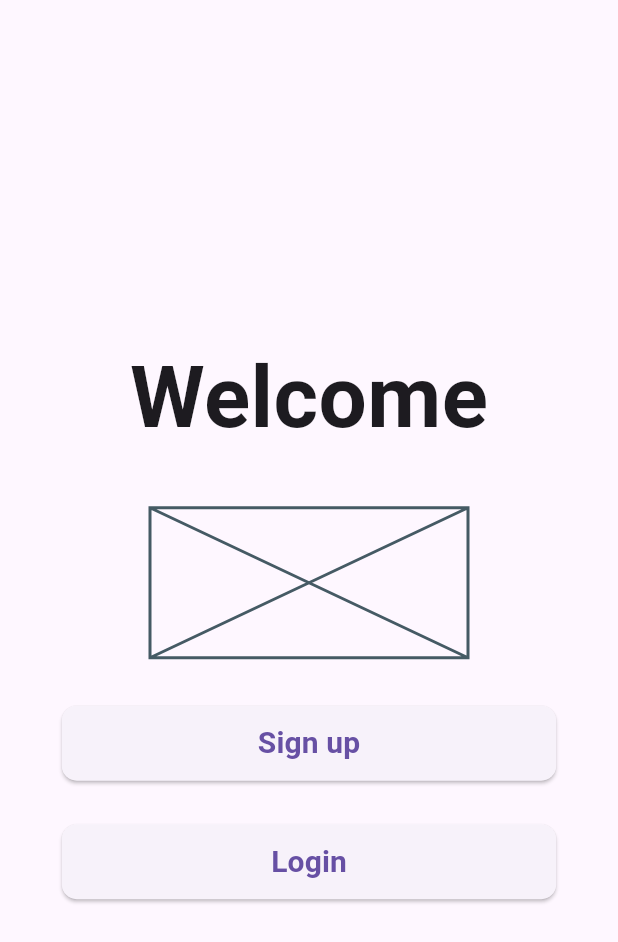
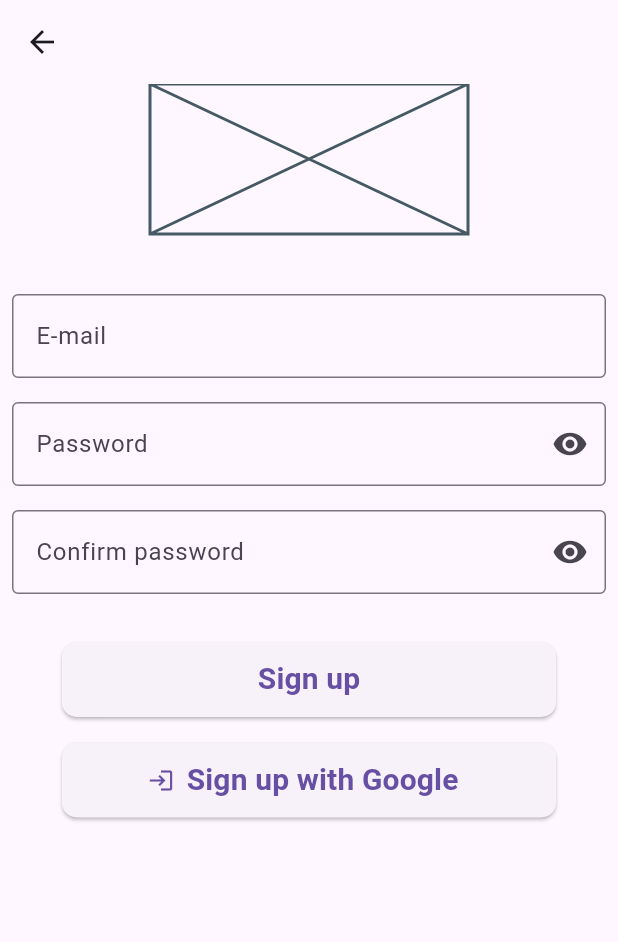
Before and after one commit to MealStock/mealstock, a Flutter app: the screen it shows after launch, after a tap on "Sign up", on a phone screen of 412 x 824 dp. Shown: the top 942 px of the screen. Run offline on Flutter 3.47's test engine with Material 2 defaults, Android fonts, the phone set to English and light mode, and no system bars; our stand-ins replace firebase_analytics, firebase_auth, firebase_core, firebase_crashlytics; accounts and stored records are empty.

Commit message:
email login and signup workin

```diff
--- a/lib/screens/sign_up_screen.dart
+++ b/lib/screens/sign_up_screen.dart
@@ -0,0 +1,152 @@
+import 'package:flutter/material.dart';
+import 'package:meal_stock/services/auth.dart';
+import 'package:meal_stock/widgets/logo_widget.dart';
+import 'package:provider/provider.dart';
+
+class SignUpScreen extends StatefulWidget {
+  const SignUpScreen({super.key});
+
+  @override
+  State<SignUpScreen> createState() => _SignUpScreenState();
+}
+
+class _SignUpScreenState extends State<SignUpScreen> {
+  TextEditingController emailController = TextEditingController();
+  TextEditingController passwordController = TextEditingController();
+  TextEditingController passwordController2 = TextEditingController();
+  bool _isObscure = true;
+  bool _isObscure2 = true;
+
+  @override
+  Widget build(BuildContext context) {
+    double width = MediaQuery.of(context).size.width;
+    final auth = Provider.of<AuthService>(context, listen: false);
+    return Scaffold(
+        appBar: AppBar(automaticallyImplyLeading: true),
+        body: ListView(children: [
+          SingleChildScrollView(
+            child: Column(
+              mainAxisAlignment: MainAxisAlignment.center,
+              children: [
+                const LogoWidget(),
+                const Padding(padding: EdgeInsets.all(16.0)),
+                Padding(
+                  padding: const EdgeInsets.all(8.0),
+                  child: TextField(
+                    controller: emailController,
+                    keyboardType: TextInputType.emailAddress,
+                    decoration: const InputDecoration(
+                      border: OutlineInputBorder(),
+                      labelText: 'E-mail',
+                    ),
+                  ),
+                ),
+                Padding(
+                  padding: const EdgeInsets.all(8.0),
+                  child: TextField(
+                    controller: passwordController,
+                    keyboardType: TextInputType.visiblePassword,
+                    obscureText: _isObscure,
+                    decoration: InputDecoration(
+                      border: const OutlineInputBorder(),
+                      labelText: 'Password',
+                      suffixIcon: IconButton(
+                          onPressed: () {
+                            setState(() {
+                              _isObscure = !_isObscure;
+                            });
+                          },
+                          icon: const Icon(Icons.visibility)),
+                    ),
+                  ),
+                ),
+                Padding(
+                  padding: const EdgeInsets.all(8.0),
+                  child: TextField(
+                    controller: passwordController2,
+                    keyboardType: TextInputType.visiblePassword,
+                    obscureText: _isObscure,
+                    decoration: InputDecoration(
+                      border: const OutlineInputBorder(),
+                      labelText: 'Confirm password',
+                      suffixIcon: IconButton(
+                          onPressed: () {
+                            setState(() {
+                              _isObscure2 = !_isObscure2;
+                            });
+                          },
+                          icon: const Icon(Icons.visibility)),
+                    ),
+                  ),
+                ),
+                const Padding(padding: EdgeInsets.only(top: 24)),
+                ElevatedButton(
+                  onPressed: () {
+                    if (passwordController.text.trim() !=
+                        passwordController2.text.trim()) {
+                      ScaffoldMessenger.of(context).showSnackBar(
+                        const SnackBar(
+                          content: Text("Passwords don't match"),
+                          backgroundColor: Colors.red,
+                        ),
+                      );
+                      return;
+                    }
+                    // if password is too short (<6 characters)
+                    if (passwordController.text.trim().length < 6) {
+                      ScaffoldMessenger.of(context).showSnackBar(
+                        const SnackBar(
+                          content:
+                              Text("Password is too short (min. 6 chars))"),
+                          backgroundColor: Colors.red,
+                        ),
+                      );
+                      return;
+                    }
+
+                    auth
+                        .signUp(emailController.text.trim(),
+                            passwordController.text.trim())
+                        .then((value) {
+                      if (auth.error != null) {
+                        ScaffoldMessenger.of(context).showSnackBar(
+                          SnackBar(
+                            content: Text(auth.error!),
+                            backgroundColor: Colors.red,
+                          ),
+                        );
+                        return;
+                      }
+                      Navigator.pop(context);
+                    });
+                  },
+                  child: Text('Sign up',
+                      style:
+                          TextStyle(fontSize: 20, fontWeight: FontWeight.bold)),
+                  style: ElevatedButton.styleFrom(
+                      shape: RoundedRectangleBorder(
+                        borderRadius: BorderRadius.circular(10.0),
+                      ),
+                      minimumSize: Size(width * 0.8, 50.0)),
+                ),
+                const Padding(padding: EdgeInsets.only(top: 17)),
+                ElevatedButton.icon(
+                  onPressed: () {
+                    //auth.signInWithGoogle();
+                  },
+                  icon: const Icon(Icons.login), // change to google logo TODO
+                  label: Text('Sign up with Google',
+                      style:
+                          TextStyle(fontSize: 20, fontWeight: FontWeight.bold)),
+                  style: ElevatedButton.styleFrom(
+                      shape: RoundedRectangleBorder(
+                        borderRadius: BorderRadius.circular(10.0),
+                      ),
+                      minimumSize: Size(width * 0.8, 50.0)),
+                ),
+              ],
+            ),
+          ),
+        ]));
+  }
+}
--- a/lib/screens/welcome_screen.dart
+++ b/lib/screens/welcome_screen.dart
@@ -1,5 +1,7 @@
 import 'package:flutter/material.dart';
-import 'package:meal_stock/screens/home_screen.dart';
+import 'package:meal_stock/screens/login_screen.dart';
+import 'package:meal_stock/screens/sign_up_screen.dart';
+import 'package:meal_stock/widgets/logo_widget.dart';
 
 class WelcomeScreen extends StatelessWidget {
   const WelcomeScreen({super.key});
@@ -20,12 +22,15 @@ class WelcomeScreen extends StatelessWidget {
               ),
             ),
             const Padding(padding: EdgeInsets.all(16.0)),
-            const Padding(
-                padding: EdgeInsets.symmetric(horizontal: 100.0),
-                child: Placeholder(fallbackHeight: 100.0)), // logo placeholder
+            const LogoWidget(),
             const Padding(padding: EdgeInsets.all(16.0)),
             ElevatedButton(
-              onPressed: () {},
+              onPressed: () {
+                Navigator.push(
+                  context,
+                  MaterialPageRoute(builder: (context) => const SignUpScreen()),
+                );
+              },
               child: Text('Sign up',
                   style: TextStyle(fontSize: 20, fontWeight: FontWeight.bold)),
               style: ElevatedButton.styleFrom(
@@ -39,12 +44,10 @@ class WelcomeScreen extends StatelessWidget {
               onPressed: () {
                 Navigator.push(
                   context,
-                  MaterialPageRoute(
-                      builder: (context) => const HomeScreen(userID: "userID")),
+                  MaterialPageRoute(builder: (context) => const LoginScreen()),
                 );
-                // potřebuju tvoje přihlášení
               },
-              child: Text('Login',
+              child: Text('Log in',
                   style: TextStyle(fontSize: 20, fontWeight: FontWeight.bold)),
               style: ElevatedButton.styleFrom(
                   shape: RoundedRectangleBorder(
--- a/lib/services/auth.dart
+++ b/lib/services/auth.dart
@@ -4,6 +4,7 @@ import 'package:flutter/material.dart';
 
 class AuthService {
   final auth.FirebaseAuth _auth = auth.FirebaseAuth.instance;
+  String? error;
 
   User? _userFromFirebaseUser(auth.User? user) {
     return user != null ? User(uid: user.uid, email: user.email) : null;
@@ -19,8 +20,10 @@ class AuthService {
       final auth.UserCredential result = await _auth.signInWithEmailAndPassword(
           email: email, password: password);
       auth.User? user = result.user;
+      error = null;
       return _userFromFirebaseUser(user)!;
     } catch (e) {
+      error = "Bad email or password.";
       // what should I return when the login fails so it doesnt throw an error?
       return _userFromFirebaseUser(null);
     }
@@ -35,9 +38,11 @@ class AuthService {
         password: password,
       );
       auth.User? user = result.user;
+      error = null;
       return _userFromFirebaseUser(user)!;
     } catch (e) {
       // print(e.toString());
+      error = "Email is already in use.";
       return _userFromFirebaseUser(null);
     }
   }
@@ -45,9 +50,11 @@ class AuthService {
   // sign out
   Future<void> signOut() async {
     try {
+      error = null;
       return await _auth.signOut();
     } catch (e) {
       //print(e.toString());
+      error = "Error signing out.";
       return Future(() => null);
     }
   }
--- /dev/null
+++ b/lib/widgets/logo_widget.dart
@@ -0,0 +1,13 @@
+import 'package:flutter/material.dart';
+
+class LogoWidget extends StatelessWidget {
+  const LogoWidget({super.key});
+
+  @override
+  Widget build(BuildContext context) {
+    return const Padding(
+      padding: EdgeInsets.symmetric(horizontal: 100.0),
+      child: Placeholder(fallbackHeight: 100.0),
+    );
+  }
+}
--- a/lib/wrapper.dart
+++ b/lib/wrapper.dart
@@ -17,7 +17,7 @@ class Wrapper extends StatelessWidget {
       builder: (_, AsyncSnapshot<User?> snapshot) {
         if (snapshot.connectionState == ConnectionState.active) {
           final User? user = snapshot.data;
-          return user != null ? HomeScreen() : const WelcomeScreen();
+          return user != null ? HomeScreen(user: user) : const WelcomeScreen();
         }
         return const Scaffold(
           body: Center(
```
Also changed, not shown: lib/screens/home_screen.dart (+15 -2 lines), lib/screens/login_screen.dart (+109 -0 lines).
